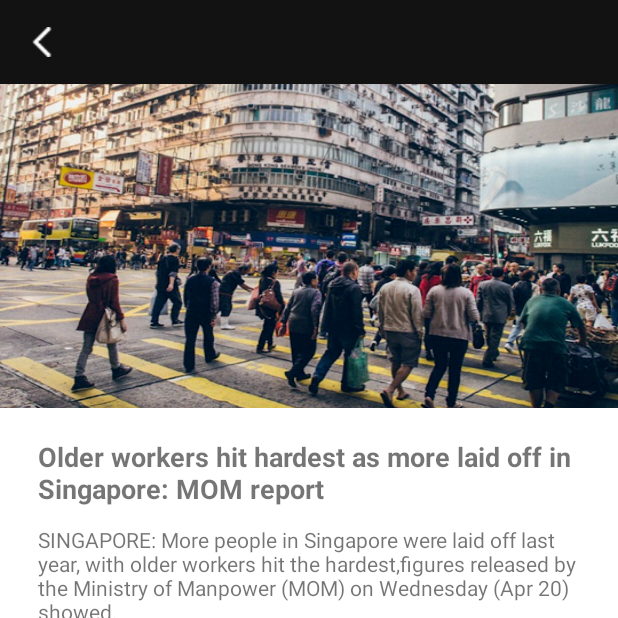
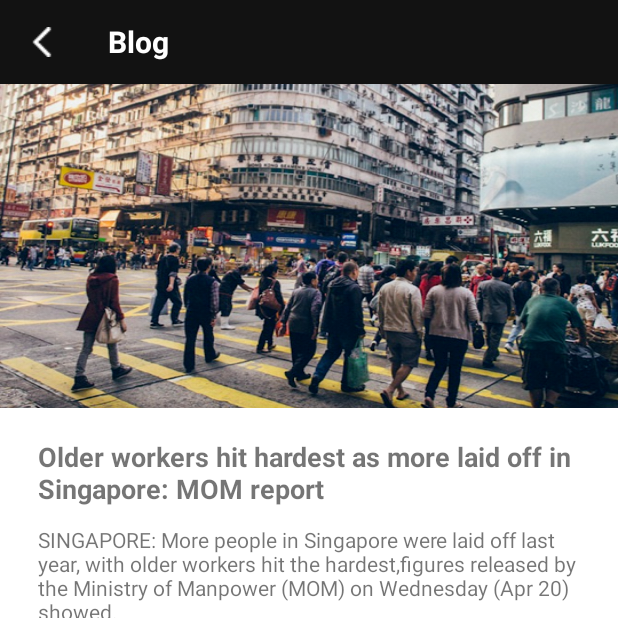
Before and after one commit to akaiyuki/bnmghjkcv, an Android app: the BlogOneActivity screen opened directly, with no data from a screen before it, on a phone screen of 412 x 824 dp, the top half of it. Run offline under Robolectric (Android 15) with nearby library versions, the phone set to English and light mode, and no system bars.

Commit message:
edited toolbar text

```diff
--- a/BenzAndroid/app/src/main/res/layout/app_bar_blog.xml
+++ b/BenzAndroid/app/src/main/res/layout/app_bar_blog.xml
@@ -8,5 +8,19 @@
     app:popupTheme="@style/MyCustomToolbarTheme">
 
 
+    <RelativeLayout
+        android:layout_width="match_parent"
+        android:layout_height="wrap_content">
+
+    <TextView
+        android:layout_width="match_parent"
+        android:layout_height="wrap_content"
+        android:text="Blog"
+        android:textSize="20sp"
+        android:textStyle="bold"
+        android:id="@+id/title"
+        android:textColor="@color/colorAccent"/>
+
+    </RelativeLayout>
 
 </android.support.v7.widget.Toolbar>
```
